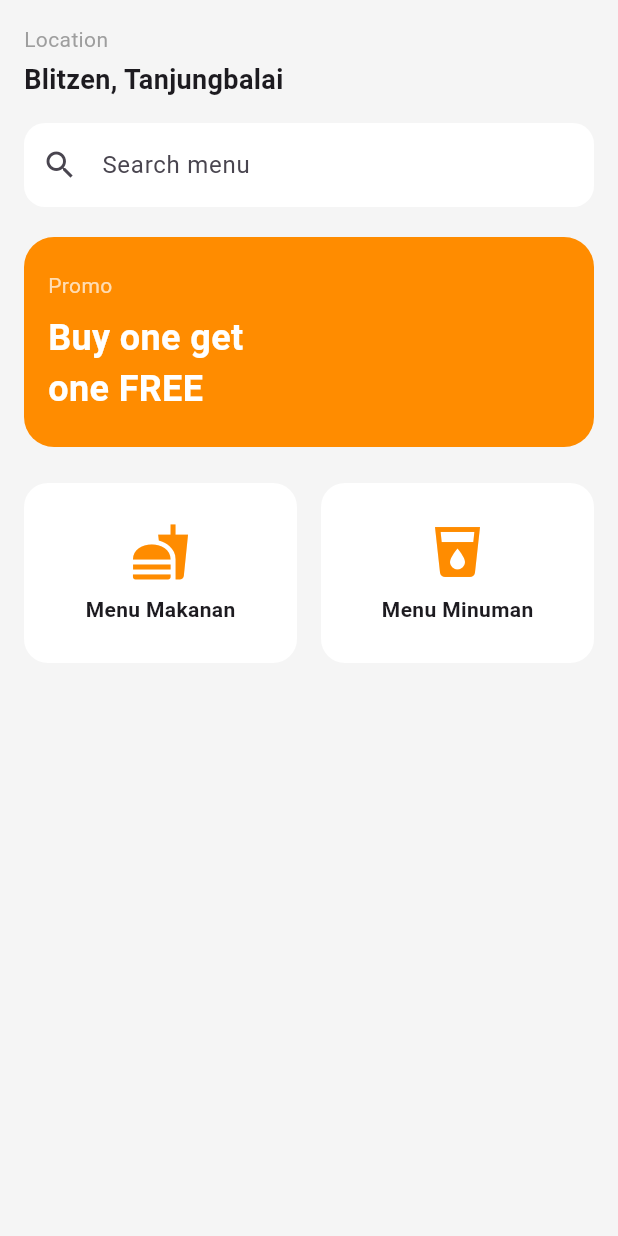
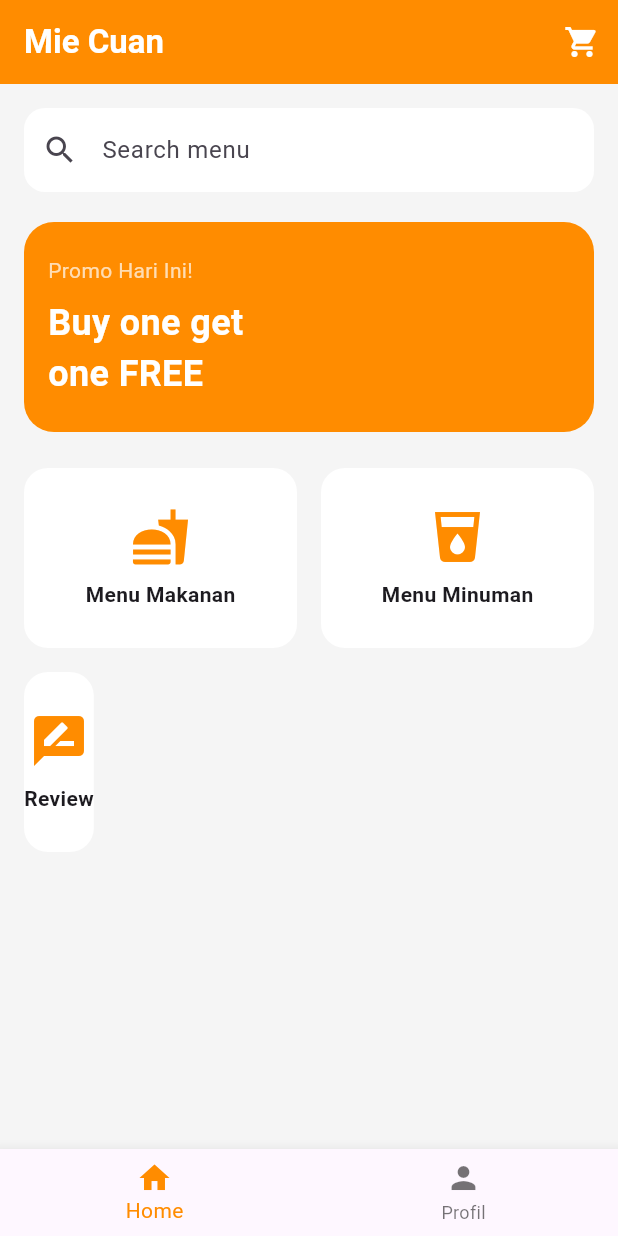
Before and after one commit to Redoughe/aplikasi_menu, a Flutter app: the HomePage screen opened directly, on a phone screen of 412 x 824 dp. Run offline on Flutter 3.47's test engine with Material 3 defaults, Android fonts, the phone set to English and light mode, and no system bars; statements that could not run were skipped.

Commit message:
Commit hampir terakhir ni

```diff
--- a/lib/Home/Home.dart
+++ b/lib/Home/Home.dart
@@ -1,7 +1,9 @@
 import 'package:flutter/material.dart';
-// import halaman yang SUDAH ADA
 import '../Menu Makan/menumakan.dart';
 import '../Menu Minum/menuminum.dart';
+import '../Kritik & Saran/krisar.dart';
+import '../Profil/profil.dart';
+import '../Keranjang/cart_page.dart';
 
 void main() {
   runApp(const MyApp());
@@ -14,7 +16,7 @@ class MyApp extends StatelessWidget {
   Widget build(BuildContext context) {
     return MaterialApp(
       debugShowCheckedModeBanner: false,
-      title: 'Food & Drink App',
+      title: 'Mie Cuan',
       theme: ThemeData(
         useMaterial3: true,
         fontFamily: 'Poppins',
@@ -24,37 +26,48 @@ class MyApp extends StatelessWidget {
   }
 }
 
-class HomePage extends StatelessWidget {
+class HomePage extends StatefulWidget {
   const HomePage({super.key});
+
+  @override
+  State<HomePage> createState() => _HomePageState();
+}
+
+class _HomePageState extends State<HomePage> {
+  int _currentIndex = 0;
 
   @override
   Widget build(BuildContext context) {
     return Scaffold(
       backgroundColor: const Color(0xFFF5F5F5),
-      body: SafeArea(
+
+      /* ================= HEADER ================= */
+      appBar: AppBar(
+        backgroundColor: const Color(0xFFFF8C00),
+        title: const Text(
+          'Mie Cuan',
+          style: TextStyle(fontWeight: FontWeight.bold, color: Colors.white),
+        ),
+        actions: [
+          IconButton(
+            icon: const Icon(Icons.shopping_cart, color: Colors.white),
+            onPressed: () {
+              Navigator.push(
+                context,
+                MaterialPageRoute(builder: (_) => const CartPage()),
+              );
+            },
+          ),
+        ],
+      ),
+
+      body: _currentIndex == 0
+    ? SafeArea(
         child: SingleChildScrollView(
           padding: const EdgeInsets.all(16),
           child: Column(
             crossAxisAlignment: CrossAxisAlignment.start,
             children: [
-
-              // LOCATION
-              const Text(
-                "Location",
-                style: TextStyle(color: Colors.grey),
-              ),
-              const SizedBox(height: 4),
-              const Text(
-                "Blitzen, Tanjungbalai",
-                style: TextStyle(
-                  fontSize: 18,
-                  fontWeight: FontWeight.bold,
-                ),
-              ),
-
-              const SizedBox(height: 16),
-
-              // SEARCH BAR
               TextField(
                 decoration: InputDecoration(
                   hintText: "Search menu",
@@ -70,7 +83,6 @@ class HomePage extends StatelessWidget {
 
               const SizedBox(height: 20),
 
-              // PROMO BANNER
               Container(
                 height: 140,
                 width: double.infinity,
@@ -83,10 +95,7 @@ class HomePage extends StatelessWidget {
                   crossAxisAlignment: CrossAxisAlignment.start,
                   mainAxisAlignment: MainAxisAlignment.center,
                   children: [
-                    Text(
-                      "Promo",
-                      style: TextStyle(color: Colors.white70),
-                    ),
+                    Text("Promo Hari Ini!", style: TextStyle(color: Colors.white70)),
                     SizedBox(height: 8),
                     Text(
                       "Buy one get\none FREE",
@@ -102,7 +111,6 @@ class HomePage extends StatelessWidget {
 
               const SizedBox(height: 24),
 
-              // MENU BUTTONS
               Row(
                 children: [
                   Expanded(
@@ -113,9 +121,7 @@ class HomePage extends StatelessWidget {
                       onTap: () {
                         Navigator.push(
                           context,
-                          MaterialPageRoute(
-                            builder: (_) => const MenuPage(),
-                          ),
+                          MaterialPageRoute(builder: (_) => const MenuPage()),
                         );
                       },
                     ),
@@ -138,9 +144,45 @@ class HomePage extends StatelessWidget {
                   ),
                 ],
               ),
+
+              const SizedBox(height: 16),
+
+              _menuButton(
+                context,
+                title: "Review",
+                icon: Icons.rate_review,
+                onTap: () {
+                  Navigator.push(
+                    context,
+                    MaterialPageRoute(
+                      builder: (_) => const ReviewScreen(),
+                    ),
+                  );
+                },
+              ),
             ],
           ),
         ),
+      )
+    : const ProfilePage(),
+
+      /* ================= BOTTOM NAVBAR ================= */
+      bottomNavigationBar: BottomNavigationBar(
+        currentIndex: _currentIndex,
+        selectedItemColor: const Color(0xFFFF8C00),
+        onTap: (index) {
+          setState(() => _currentIndex = index);
+        },
+        items: const [
+          BottomNavigationBarItem(
+            icon: Icon(Icons.home),
+            label: 'Home',
+          ),
+          BottomNavigationBarItem(
+            icon: Icon(Icons.person),
+            label: 'Profil',
+          ),
+        ],
       ),
     );
   }
@@ -165,12 +207,7 @@ class HomePage extends StatelessWidget {
           children: [
             Icon(icon, size: 40, color: const Color(0xFFFF8C00)),
             const SizedBox(height: 8),
-            Text(
-              title,
-              style: const TextStyle(
-                fontWeight: FontWeight.bold,
-              ),
-            ),
+            Text(title, style: const TextStyle(fontWeight: FontWeight.bold)),
           ],
         ),
       ),
--- a/lib/Keranjang/success_page.dart
+++ b/lib/Keranjang/success_page.dart
@@ -1,4 +1,5 @@
 import 'package:flutter/material.dart';
+import 'package:kelompok_aplikasi_menu/Pesanan/pesanan1.dart';
 
 class SuccessPage extends StatelessWidget {
   const SuccessPage({super.key});
@@ -42,7 +43,10 @@ class SuccessPage extends StatelessWidget {
                   ),
                 ),
                 onPressed: () {
-                  Navigator.popUntil(context, (route) => route.isFirst);
+                  Navigator.push(
+                    context,
+                    MaterialPageRoute(builder: (_) => const KeranjangScreen()),
+                  );
                 },
                 child: const Text(
                   "Proses Pesanan",
--- a/lib/Pesanan/pesanan1.dart
+++ b/lib/Pesanan/pesanan1.dart
@@ -102,7 +102,7 @@ class KeranjangScreen extends StatelessWidget {
                   ),
                 );
               },
-              child: const Text('Checkout'),
+              child: const Text('Next'),
             ),
           ],
         ),
```
Also changed, not shown: lib/Menu Makan/menumakan.dart (+21 -5 lines), lib/Profil/akun.dart (added, +177 -0 lines), lib/Profil/profil.dart (+137 -0 lines).
